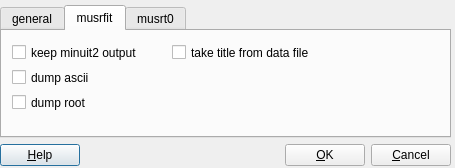
aPeter1/musrfit-fork, file src/musredit/forms/PPrefsDialog.ui: the form before one commit.
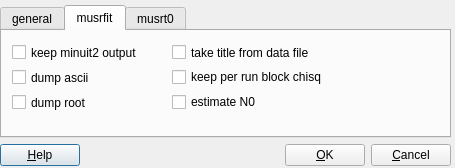
The form after the commit. The open tabs and pages were chosen to show the change. Icons and pictures are not drawn.

Commit message: add N0 estimate to single histogram fit. Some improvements in musredit (see ChangLog)

```diff
--- a/src/musredit/forms/PPrefsDialog.ui
+++ b/src/musredit/forms/PPrefsDialog.ui
@@ -131,6 +131,32 @@
          <string>take title from data file</string>
         </property>
        </widget>
+       <widget class="QCheckBox" name="fPerRunBlockChisq_checkBox">
+        <property name="geometry">
+         <rect>
+          <x>170</x>
+          <y>35</y>
+          <width>191</width>
+          <height>22</height>
+         </rect>
+        </property>
+        <property name="text">
+         <string>keep per run block chisq</string>
+        </property>
+       </widget>
+       <widget class="QCheckBox" name="fEstimateN0_checkBox">
+        <property name="geometry">
+         <rect>
+          <x>170</x>
+          <y>60</y>
+          <width>161</width>
+          <height>22</height>
+         </rect>
+        </property>
+        <property name="text">
+         <string>estimate N0</string>
+        </property>
+       </widget>
       </widget>
       <widget class="QWidget" name="tab_2">
        <attribute name="title">
```
Left out of the diff: 4 changed lines with no effect on the pictures. The commit also changes 23 other files.
